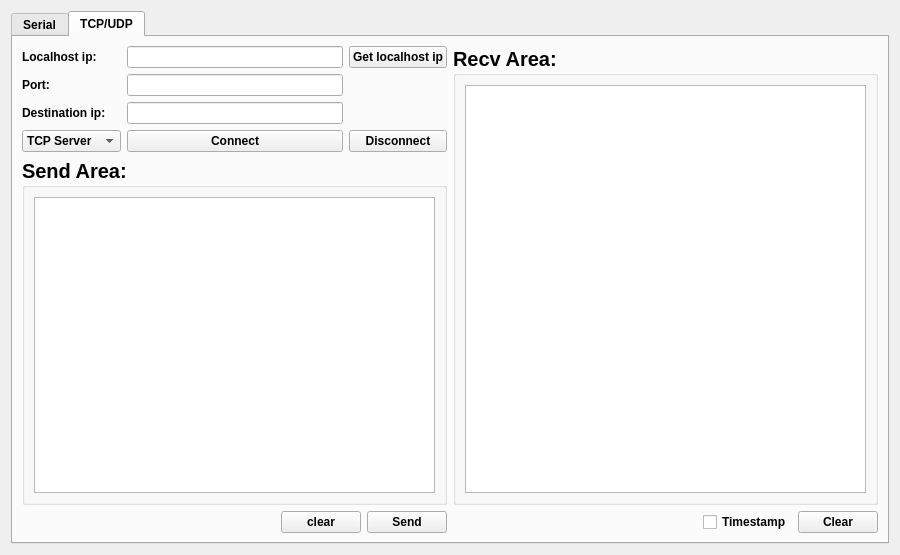
Before: the Qt Designer form ui/ui_gadget.ui in ZhenhuaWei/BaseSerialPortTool, drawn with Qt 5.
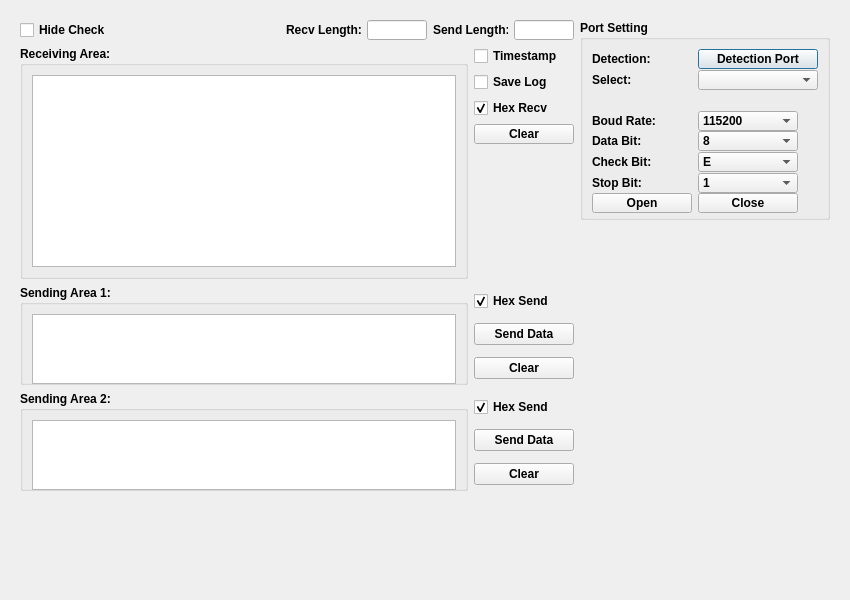
After: the same form once the commit is applied. The open tabs and pages were chosen to show the change.

Commit message: 1. Modify ui, delect tcp ui.

What changed in the file:
```diff
--- a/ui/ui_gadget.ui
+++ b/ui/ui_gadget.ui
@@ -6,22 +6,28 @@
    <rect>
     <x>0</x>
     <y>0</y>
-    <width>900</width>
-    <height>555</height>
+    <width>850</width>
+    <height>600</height>
    </rect>
   </property>
   <property name="minimumSize">
    <size>
-    <width>900</width>
-    <height>555</height>
+    <width>850</width>
+    <height>600</height>
+   </size>
+  </property>
+  <property name="maximumSize">
+   <size>
+    <width>850</width>
+    <height>600</height>
    </size>
   </property>
   <property name="windowTitle">
    <string>Form</string>
   </property>
-  <layout class="QGridLayout" name="gridLayout_20">
+  <layout class="QGridLayout" name="gridLayout_13">
    <item row="0" column="0">
-    <widget class="QTabWidget" name="tabWidget">
+    <widget class="QStackedWidget" name="stackedWidget">
      <property name="sizePolicy">
       <sizepolicy hsizetype="Preferred" vsizetype="Preferred">
        <horstretch>0</horstretch>
@@ -35,20 +41,8 @@
        <bold>true</bold>
       </font>
      </property>
-     <property name="currentIndex">
-      <number>0</number>
-     </property>
-     <property name="iconSize">
-      <size>
-       <width>20</width>
-       <height>20</height>
-      </size>
-     </property>
-     <widget class="QWidget" name="serial_tab">
-      <attribute name="title">
-       <string>Serial</string>
-      </attribute>
-      <layout class="QGridLayout" name="gridLayout_7">
+     <widget class="QWidget" name="stackedWidgetPage1" native="true">
+      <layout class="QGridLayout" name="gridLayout_12">
        <item row="0" column="0">
         <layout class="QGridLayout" name="gridLayout_9">
          <property name="sizeConstraint">
@@ -226,6 +220,15 @@
              <layout class="QGridLayout" name="gridLayout_4">
               <item row="0" column="0">
                <widget class="QTextEdit" name="s2__receive_text">
+                <property name="enabled">
+                 <bool>true</bool>
+                </property>
+                <property name="maximumSize">
+                 <size>
+                  <width>16777215</width>
+                  <height>16777215</height>
+                 </size>
+                </property>
                 <property name="font">
                  <font>
                   <family>Arial</family>
@@ -308,6 +311,9 @@
              <property name="text">
               <string>Hex Recv</string>
              </property>
+             <property name="checked">
+              <bool>true</bool>
+             </property>
             </widget>
            </item>
            <item row="3" column="1">
@@ -334,29 +340,11 @@
              </property>
             </widget>
            </item>
-           <item row="4" column="1">
-            <spacer name="verticalSpacer">
-             <property name="font">
-              <font>
-               <family>Arial</family>
-              </font>
-             </property>
-             <property name="orientation">
-              <enum>Qt::Vertical</enum>
-             </property>
-             <property name="sizeHint" stdset="0">
-              <size>
-               <width>20</width>
-               <height>40</height>
-              </size>
-             </property>
-            </spacer>
-           </item>
           </layout>
          </item>
         </layout>
        </item>
-       <item row="0" column="1" rowspan="2">
+       <item row="0" column="1" rowspan="3">
         <layout class="QGridLayout" name="gridLayout">
          <item row="0" column="0">
           <widget class="QGroupBox" name="formGroupBox1">
@@ -873,11 +861,6 @@
         </layout>
        </item>
        <item row="1" column="0">
-        <layout class="QGridLayout" name="gridLayout_19">
-         <property name="sizeConstraint">
-          <enum>QLayout::SetMinimumSize</enum>
-         </property>
-         <item row="0" column="0" colspan="2">
           <layout class="QGridLayout" name="gridLayout_18">
            <item row="0" column="1">
             <layout class="QGridLayout" name="gridLayout_3">
@@ -909,6 +892,9 @@
                <property name="text">
                 <string>Hex Send</string>
                </property>
+             <property name="checked">
+              <bool>true</bool>
+             </property>
               </widget>
              </item>
              <item row="2" column="0">
@@ -959,7 +945,7 @@
               </font>
              </property>
              <property name="title">
-              <string>Sending Area:</string>
+            <string>Sending Area 1:</string>
              </property>
              <layout class="QGridLayout" name="gridLayout_2">
               <item row="0" column="0">
@@ -997,317 +983,145 @@
            </item>
           </layout>
          </item>
-         <item row="1" column="0">
-          <layout class="QGridLayout" name="gridLayout_10">
-           <item row="0" column="0">
-            <widget class="QCheckBox" name="timer_send_cb">
-             <property name="minimumSize">
-              <size>
-               <width>150</width>
-               <height>20</height>
-              </size>
-             </property>
-             <property name="maximumSize">
-              <size>
-               <width>150</width>
-               <height>20</height>
-              </size>
-             </property>
-             <property name="font">
-              <font>
-               <family>Arial</family>
-               <pointsize>9</pointsize>
-               <weight>75</weight>
-               <bold>true</bold>
-              </font>
-             </property>
-             <property name="text">
-              <string>Timed transmission</string>
-             </property>
-            </widget>
-           </item>
-           <item row="0" column="1">
-            <widget class="QLineEdit" name="lineEdit_3">
-             <property name="minimumSize">
-              <size>
-               <width>100</width>
-               <height>20</height>
-              </size>
-             </property>
-             <property name="maximumSize">
-              <size>
-               <width>100</width>
-               <height>20</height>
-              </size>
-             </property>
-             <property name="font">
-              <font>
-               <family>Arial</family>
-               <weight>75</weight>
-               <bold>true</bold>
-              </font>
-             </property>
-             <property name="text">
-              <string>1000</string>
-             </property>
-             <property name="alignment">
-              <set>Qt::AlignRight|Qt::AlignTrailing|Qt::AlignVCenter</set>
-             </property>
-            </widget>
-           </item>
-           <item row="0" column="2">
-            <widget class="QLabel" name="dw">
-             <property name="minimumSize">
-              <size>
-               <width>56</width>
-               <height>20</height>
-              </size>
-             </property>
-             <property name="maximumSize">
-              <size>
-               <width>56</width>
-               <height>20</height>
-              </size>
-             </property>
-             <property name="font">
-              <font>
-               <family>Arial</family>
-               <weight>75</weight>
-               <bold>true</bold>
-              </font>
-             </property>
-             <property name="text">
-              <string>ms/times</string>
-             </property>
-            </widget>
-           </item>
-          </layout>
-         </item>
-         <item row="1" column="1">
-          <spacer name="horizontalSpacer_2">
-           <property name="font">
-            <font>
-             <family>Arial</family>
-            </font>
-           </property>
-           <property name="orientation">
-            <enum>Qt::Horizontal</enum>
-           </property>
-           <property name="sizeHint" stdset="0">
-            <size>
-             <width>271</width>
-             <height>20</height>
-            </size>
-           </property>
-          </spacer>
-         </item>
-        </layout>
-       </item>
-      </layout>
-     </widget>
-     <widget class="QWidget" name="tcp_udp_tab">
-      <attribute name="title">
-       <string>TCP/UDP</string>
-      </attribute>
-      <layout class="QGridLayout" name="gridLayout_17">
-       <item row="0" column="0">
-        <layout class="QGridLayout" name="gridLayout_14">
-         <item row="0" column="0">
-          <widget class="QLabel" name="lb_1">
-           <property name="text">
-            <string>Localhost ip:</string>
-           </property>
-          </widget>
-         </item>
-         <item row="0" column="1">
-          <widget class="QLineEdit" name="lineEdit_local_ip"/>
-         </item>
-         <item row="0" column="2">
-          <widget class="QPushButton" name="pushButton_get_ip">
-           <property name="text">
-            <string>Get localhost ip</string>
-           </property>
-          </widget>
-         </item>
-         <item row="1" column="0">
-          <widget class="QLabel" name="lb_2">
-           <property name="text">
-            <string>Port:</string>
-           </property>
-          </widget>
-         </item>
-         <item row="1" column="1">
-          <widget class="QLineEdit" name="lineEdit_port"/>
-         </item>
          <item row="2" column="0">
-          <widget class="QLabel" name="lb_3">
-           <property name="text">
-            <string>Destination ip:</string>
-           </property>
-          </widget>
-         </item>
-         <item row="2" column="1">
-          <widget class="QLineEdit" name="lineEdit_destination_ip"/>
-         </item>
-         <item row="3" column="0">
-          <widget class="QComboBox" name="comboBox_type">
-           <item>
-            <property name="text">
-             <string>TCP Server</string>
-            </property>
-           </item>
-           <item>
-            <property name="text">
-             <string>TCP Client</string>
-            </property>
-           </item>
-           <item>
-            <property name="text">
-             <string>Udp_Server</string>
-            </property>
-           </item>
-           <item>
-            <property name="text">
-             <string>Udp_Client</string>
-            </property>
-           </item>
-          </widget>
-         </item>
-         <item row="3" column="1">
-          <widget class="QPushButton" name="pushButton_link">
-           <property name="text">
-            <string>Connect</string>
-           </property>
-          </widget>
-         </item>
-         <item row="3" column="2">
-          <widget class="QPushButton" name="pushButton_unlink">
-           <property name="text">
-            <string>Disconnect</string>
-           </property>
-          </widget>
-         </item>
-        </layout>
-       </item>
-       <item row="0" column="1" rowspan="2">
-        <layout class="QGridLayout" name="gridLayout_16">
-         <item row="0" column="0">
-          <widget class="QGroupBox" name="groupBox_2">
-           <property name="font">
-            <font>
-             <pointsize>15</pointsize>
-            </font>
-           </property>
-           <property name="title">
-            <string>Recv Area:</string>
-           </property>
-           <layout class="QGridLayout" name="gridLayout_12">
-            <item row="0" column="0">
-             <widget class="QTextBrowser" name="textBrowser_recv">
-              <property name="font">
-               <font>
-                <pointsize>9</pointsize>
-                <weight>50</weight>
-                <bold>false</bold>
-               </font>
-              </property>
-             </widget>
-            </item>
-           </layout>
-          </widget>
-         </item>
-         <item row="1" column="0">
-          <layout class="QGridLayout" name="gridLayout_13">
-           <item row="0" column="0">
-            <spacer name="horizontalSpacer_5">
-             <property name="orientation">
-              <enum>Qt::Horizontal</enum>
-             </property>
-             <property name="sizeHint" stdset="0">
-              <size>
-               <width>40</width>
-               <height>20</height>
-              </size>
-             </property>
-            </spacer>
-           </item>
-           <item row="0" column="2">
-            <widget class="QPushButton" name="p_clear_recv_area">
-             <property name="text">
-              <string>Clear</string>
-             </property>
-            </widget>
-           </item>
-           <item row="0" column="1">
-            <widget class="QCheckBox" name="checkBox_timestamp">
-             <property name="text">
-              <string>Timestamp</string>
-             </property>
-            </widget>
-           </item>
-          </layout>
-         </item>
-        </layout>
-       </item>
-       <item row="1" column="0">
-        <layout class="QGridLayout" name="gridLayout_15">
-         <item row="0" column="0" colspan="3">
-          <widget class="QGroupBox" name="groupBox">
-           <property name="font">
-            <font>
-             <pointsize>15</pointsize>
-            </font>
-           </property>
-           <property name="title">
-            <string>Send Area:</string>
-           </property>
            <layout class="QGridLayout" name="gridLayout_11">
             <item row="0" column="0">
-             <widget class="QTextEdit" name="textEdit_send">
+          <widget class="QGroupBox" name="verticalGroupBox_3">
+           <property name="sizePolicy">
+            <sizepolicy hsizetype="Preferred" vsizetype="Preferred">
+             <horstretch>0</horstretch>
+             <verstretch>0</verstretch>
+            </sizepolicy>
+           </property>
+           <property name="minimumSize">
+            <size>
+             <width>0</width>
+             <height>0</height>
+            </size>
+           </property>
+           <property name="maximumSize">
+            <size>
+             <width>16777215</width>
+             <height>100</height>
+            </size>
+           </property>
               <property name="font">
                <font>
-                <pointsize>9</pointsize>
+             <family>Arial</family>
+             <weight>75</weight>
+             <bold>true</bold>
+            </font>
+           </property>
+           <property name="title">
+            <string>Sending Area 2:</string>
+           </property>
+           <layout class="QGridLayout" name="gridLayout_7">
+            <item row="0" column="0">
+             <widget class="QTextEdit" name="s3__send_text_2">
+              <property name="minimumSize">
+               <size>
+                <width>0</width>
+                <height>70</height>
+               </size>
+              </property>
+              <property name="maximumSize">
+               <size>
+                <width>16777215</width>
+                <height>80</height>
+               </size>
+              </property>
+              <property name="font">
+               <font>
+                <family>Arial</family>
                 <weight>50</weight>
                 <bold>false</bold>
                </font>
               </property>
+              <property name="html">
+               <string>&lt;!DOCTYPE HTML PUBLIC &quot;-//W3C//DTD HTML 4.0//EN&quot; &quot;http://www.w3.org/TR/REC-html40/strict.dtd&quot;&gt;
+&lt;html&gt;&lt;head&gt;&lt;meta name=&quot;qrichtext&quot; content=&quot;1&quot; /&gt;&lt;style type=&quot;text/css&quot;&gt;
+p, li { white-space: pre-wrap; }
+&lt;/style&gt;&lt;/head&gt;&lt;body style=&quot; font-family:'Arial'; font-size:9pt; font-weight:400; font-style:normal;&quot;&gt;
+&lt;p style=&quot;-qt-paragraph-type:empty; margin-top:0px; margin-bottom:0px; margin-left:0px; margin-right:0px; -qt-block-indent:0; text-indent:0px; font-family:'Sans Serif';&quot;&gt;&lt;br /&gt;&lt;/p&gt;&lt;/body&gt;&lt;/html&gt;</string>
+              </property>
              </widget>
             </item>
            </layout>
           </widget>
          </item>
+         <item row="0" column="1">
+          <layout class="QGridLayout" name="gridLayout_10">
+           <item row="0" column="0">
+            <widget class="QCheckBox" name="hex_send_2">
+             <property name="font">
+              <font>
+               <family>Arial</family>
+              </font>
+             </property>
+             <property name="text">
+              <string>Hex Send</string>
+             </property>
+             <property name="checked">
+              <bool>true</bool>
+             </property>
+            </widget>
+           </item>
          <item row="1" column="0">
-          <spacer name="horizontalSpacer_4">
+            <widget class="QPushButton" name="s3__send_button_2">
+             <property name="minimumSize">
+              <size>
+               <width>100</width>
+               <height>20</height>
+              </size>
+             </property>
+             <property name="font">
+              <font>
+               <family>Arial</family>
+              </font>
+             </property>
+             <property name="text">
+              <string> Send Data </string>
+             </property>
+            </widget>
+           </item>
+           <item row="2" column="0">
+            <widget class="QPushButton" name="s3__clear_button_2">
+             <property name="minimumSize">
+              <size>
+               <width>100</width>
+               <height>20</height>
+              </size>
+             </property>
+             <property name="font">
+              <font>
+               <family>Arial</family>
+              </font>
+             </property>
+             <property name="text">
+              <string>Clear</string>
+             </property>
+            </widget>
+           </item>
+          </layout>
+         </item>
+        </layout>
+       </item>
+      </layout>
+     </widget>
+    </widget>
+   </item>
+   <item row="1" column="0">
+    <spacer name="verticalSpacer">
            <property name="orientation">
-            <enum>Qt::Horizontal</enum>
+      <enum>Qt::Vertical</enum>
            </property>
            <property name="sizeHint" stdset="0">
             <size>
-             <width>128</width>
-             <height>20</height>
+       <width>20</width>
+       <height>74</height>
             </size>
            </property>
           </spacer>
-         </item>
-         <item row="1" column="1">
-          <widget class="QPushButton" name="p_clear_send_area">
-           <property name="text">
-            <string>clear</string>
-           </property>
-          </widget>
-         </item>
-         <item row="1" column="2">
-          <widget class="QPushButton" name="pushButton_send">
-           <property name="text">
-            <string>Send</string>
-           </property>
-          </widget>
-         </item>
-        </layout>
-       </item>
-      </layout>
-     </widget>
-    </widget>
    </item>
   </layout>
  </widget>
```
Lines whose indentation alone changed are shown as unchanged. The commit also changes 2 other files.
